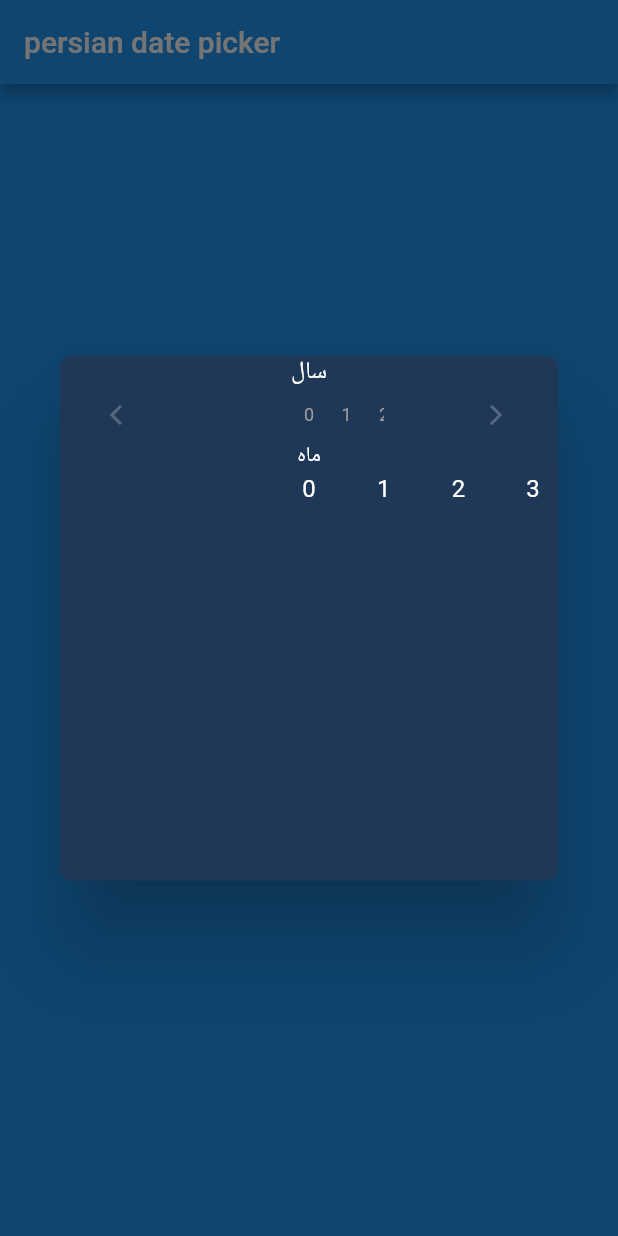
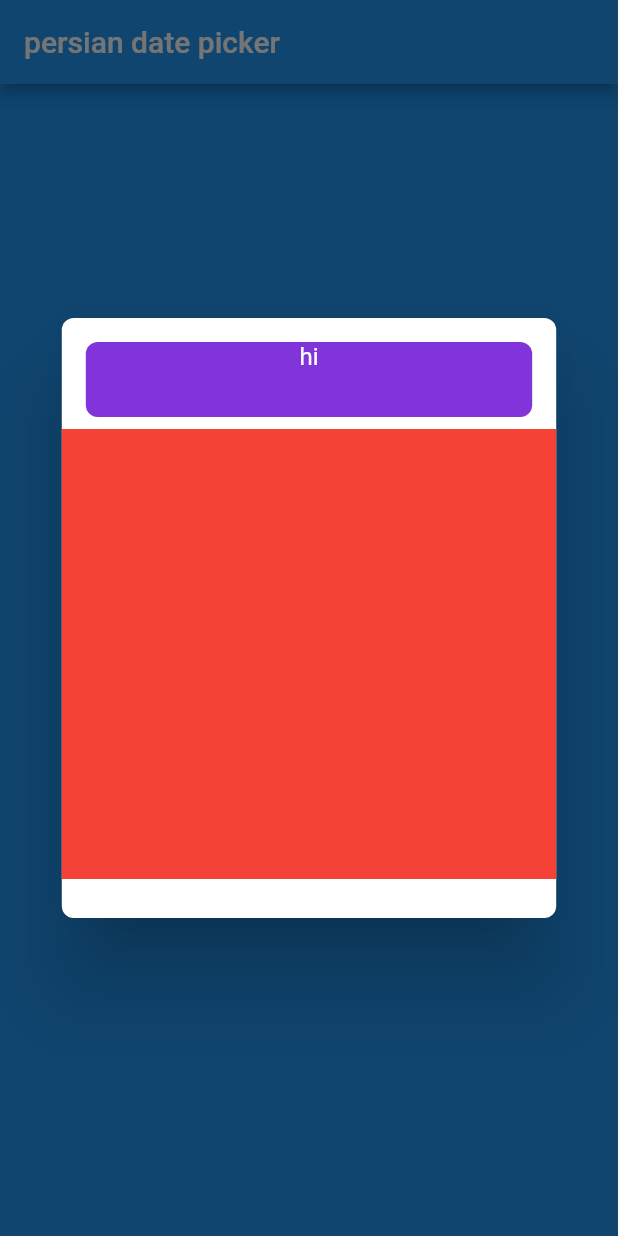
Before and after one commit to Abiri99/PersianDatePicker, a Flutter app: the screen it shows after launch, after a tap on "open date picker", on a phone screen of 412 x 824 dp. Run offline on Flutter 3.47's test engine with Material 2 defaults, Android fonts, the phone set to English and light mode, and no system bars.

Commit message:
stack added

```diff
--- a/lib/components/pdp_dialog.dart
+++ b/lib/components/pdp_dialog.dart
@@ -20,7 +20,7 @@ class _pdpDialogState extends State<pdpDialog> {
       ),
       title: null,
       content: pdp(),
-      backgroundColor: _sColor,
+      backgroundColor: Colors.white,
       contentPadding: EdgeInsets.only(
         left: 0,
         right: 0,
--- a/lib/components/persian_date_picker.dart
+++ b/lib/components/persian_date_picker.dart
@@ -13,7 +13,7 @@ class pdp extends StatefulWidget {
 class _pdpState extends State<pdp> {
   var _selectedYear, _selectedMonth;
 
-  var _visible = true;
+  var _visible = false;
   double _height1 = 50;
   double _height2 = 300;
 
@@ -33,92 +33,57 @@ class _pdpState extends State<pdp> {
   Widget build(BuildContext context) {
     print("hi from pdp");
     return Container(
-      height: 350,
-      width: 500,
+        height: 400,
+        width: MediaQuery.of(context).size.width * 0.8,
+        decoration: BoxDecoration(
+          borderRadius: BorderRadius.circular(8),
+        ),
+        child: Stack(
+          children: <Widget>[
+            Positioned(
+              top: 74,
+              right: 0,
+              left: 0,
+              child: Container(
+                height: 300,
+                color: Colors.red,
+                width: MediaQuery.of(context).size.width * 0.7,
                 child: Column(
                   mainAxisSize: MainAxisSize.min,
-        children: <Widget>[
-          Container(
-            child: Column(
-              mainAxisSize: MainAxisSize.min,
-              children: <Widget>[
-                GestureDetector(
+                ),
+              ),
+            ),
+            Positioned(
+              right: 16,
+              left: 16,
+              top: 16,
+              child: GestureDetector(
                 onTap: () {
                   setState(() {
-                      _height2 = 0;
+                    _height1 = 150 - _height1;
+                    _visible = !_visible;
                   });
-                    print(_visible);
                 },
-                  child: Text(
-                    "سال",
+                child: AnimatedContainer(
+                  duration: Duration(milliseconds: 240),
+                  height: _height1,
+                  decoration: BoxDecoration(
+                    color: Color(0xFF8234DB),
+                    borderRadius: BorderRadius.circular(8),
+                  ),
+                  child: Column(
+                    children: <Widget>[
+                      Text("hi"),
+                      Visibility(
+                        visible: _visible,
+                        child: Text("hi2"),
+                      )
+                    ],
                   ),
                 ),
-                Container(
-                    height: 35,
-                    width: double.infinity,
-                    child: Row(
-                      mainAxisSize: MainAxisSize.min,
-                      mainAxisAlignment: MainAxisAlignment.spaceAround,
-                      children: <Widget>[
-                        Icon(
-                          Icons.arrow_back_ios,
-                          color: Colors.white24,
-                          size: 16,
-                        ),
-                        Container(
-                          width: 100,
-                          child: PageView.builder(
-                            controller: widget.yearController,
-                            onPageChanged: onYearChange,
-                            itemBuilder: (context, index) {
-                              return Align(
-                                child: Text("${index}",
-                                    style: TextStyle(
-                                        color: index == _selectedYear
-                                            ? Colors.white
-                                            : Colors.grey,
-                                        fontSize:
-                                            index == _selectedYear ? 18 : 12)),
-                              );
-                            },
-                            itemCount: 4,
-                          ),
-                        ),
-                        Icon(
-                          Icons.arrow_forward_ios,
-                          color: Colors.white24,
-                          size: 16,
-                        ),
-                      ],
-                    )),
-                Text(
-                  "ماه",
-                  style: Theme.of(context).textTheme.body1,
-                ),
-                Container(
-                  height: 25,
-                  child: PageView.builder(
-                    controller: widget.monthController,
-                    onPageChanged: onMonthChange,
-                    itemBuilder: (context, index) {
-                      return Align(
-                        child: Text(
-                          "${index}",
-                          style: TextStyle(
-                              color: index == _selectedMonth
-                                  ? Colors.blue
-                                  : Colors.white),
-                        ),
-                      );
-                    },
-                    itemCount: 4,
-                  ),
-                ),
-              ],
               ),
             )
           ],
-      ),
-    );
+        ));
   }
 }
```
Lines whose indentation alone changed are shown as unchanged.
